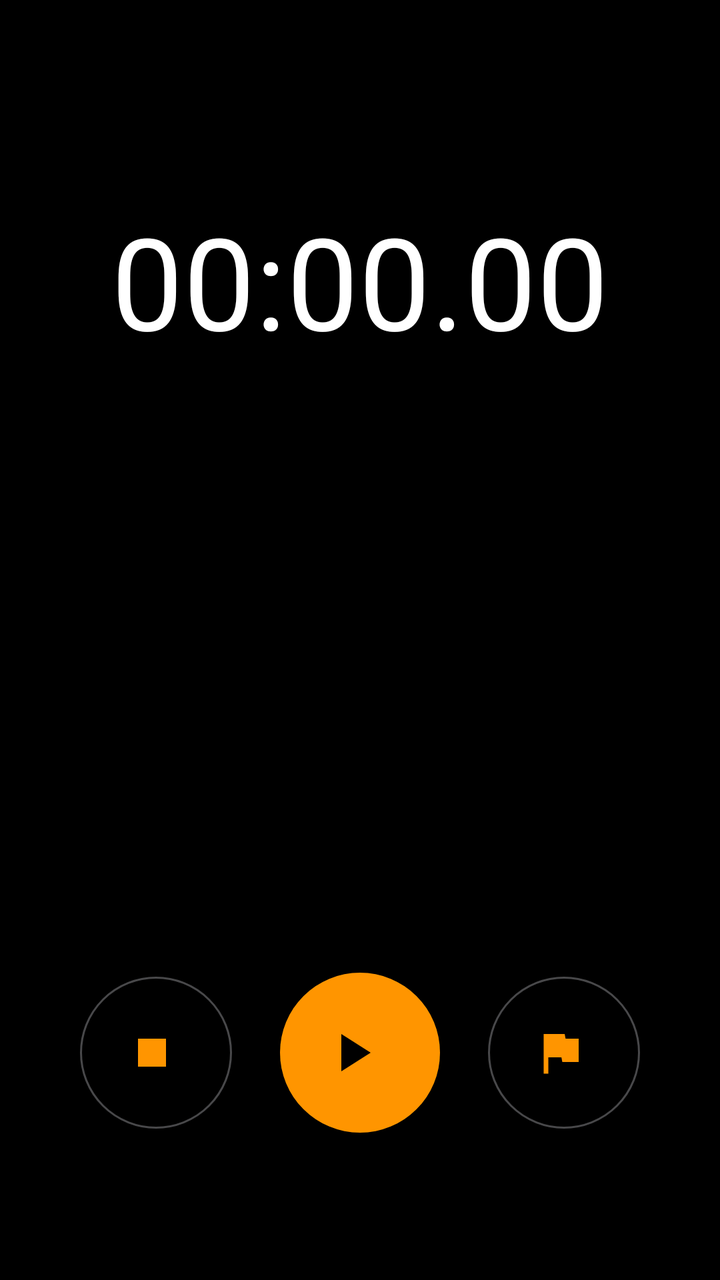
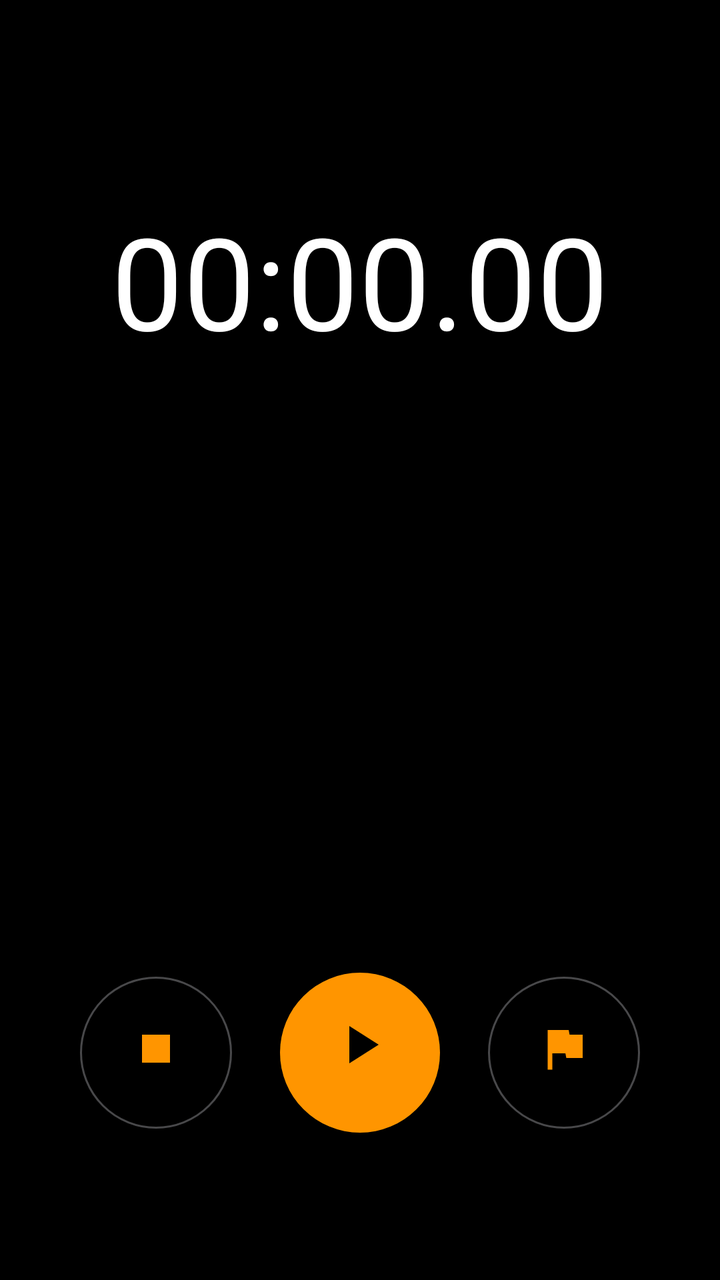

An Android layout rendered at two revisions. The XML below is the earlier revision; the diff shows what the commit changed to produce the second picture.
<!-- AndroidManifest.xml: application theme Theme.SleepAlarm -->
<!-- res/layout/fragment_stopwatch.xml -->
<?xml version="1.0" encoding="utf-8"?>
<LinearLayout xmlns:android="http://schemas.android.com/apk/res/android"
    xmlns:app="http://schemas.android.com/apk/res-auto"
    android:layout_width="match_parent"
    android:layout_height="match_parent"
    android:orientation="vertical"
    android:background="@color/background"
    android:gravity="center_horizontal"
    android:padding="24dp">

    <View android:layout_width="match_parent" android:layout_height="0dp" android:layout_weight="0.15" />

    
    <TextView
        android:id="@+id/tv_stopwatch_time"
        android:layout_width="wrap_content"
        android:layout_height="wrap_content"
        android:text="00:00.00"
        android:textSize="64sp"
        android:textColor="@color/text_primary"
        android:fontFamily="sans-serif-thin"
        android:textStyle="bold" />

    <View android:layout_width="match_parent" android:layout_height="0dp" android:layout_weight="0.15" />

    
    <ScrollView
        android:layout_width="match_parent"
        android:layout_height="0dp"
        android:layout_weight="0.4">

        <TextView
            android:id="@+id/tv_laps"
            android:layout_width="match_parent"
            android:layout_height="wrap_content"
            android:text=""
            android:textSize="16sp"
            android:textColor="@color/text_secondary"
            android:fontFamily="monospace"
            android:gravity="center" />
    </ScrollView>

    
    <LinearLayout
        android:layout_width="match_parent"
        android:layout_height="wrap_content"
        android:orientation="horizontal"
        android:gravity="center"
        android:layout_marginTop="32dp">

        <com.google.android.material.button.MaterialButton
            android:id="@+id/btn_stopwatch_reset"
            style="@style/Widget.Material3.Button.OutlinedButton"
            android:layout_width="76dp"
            android:layout_height="76dp"
            android:insetLeft="0dp"
            android:insetTop="0dp"
            android:insetRight="0dp"
            android:insetBottom="0dp"
            android:padding="0dp"
            app:icon="@drawable/ic_stop_square"
            app:iconSize="28dp"
            app:iconGravity="textStart"
            app:cornerRadius="38dp"
            app:strokeColor="@color/gray_light"
            android:layout_marginEnd="24dp" />

        <com.google.android.material.button.MaterialButton
            android:id="@+id/btn_stopwatch_start"
            android:layout_width="80dp"
            android:layout_height="80dp"
            android:insetLeft="0dp"
            android:insetTop="0dp"
            android:insetRight="0dp"
            android:insetBottom="0dp"
            android:padding="0dp"
            app:icon="@drawable/ic_play_triangle"
            app:iconSize="32dp"
            app:iconGravity="textStart"
            app:cornerRadius="40dp"
            app:backgroundTint="@color/primary"
            style="@style/Widget.Material3.Button"
            android:layout_marginEnd="24dp" />

        <com.google.android.material.button.MaterialButton
            android:id="@+id/btn_stopwatch_lap"
            style="@style/Widget.Material3.Button.OutlinedButton"
            android:layout_width="76dp"
            android:layout_height="76dp"
            android:insetLeft="0dp"
            android:insetTop="0dp"
            android:insetRight="0dp"
            android:insetBottom="0dp"
            android:padding="0dp"
            app:icon="@drawable/ic_lap_flag"
            app:iconSize="28dp"
            app:iconGravity="textStart"
            app:cornerRadius="38dp"
            app:strokeColor="@color/gray_light" />
    </LinearLayout>

    <View android:layout_width="match_parent" android:layout_height="0dp" android:layout_weight="0.1" />
</LinearLayout>
<!-- resources referenced by this layout -->
<resources>
  <color name="background">#000000</color>
  <color name="gray_light">#48484A</color>
  <color name="primary">#FF9500</color>
  <color name="text_primary">#FFFFFF</color>
  <color name="text_secondary">#8E8E93</color>
  <!-- drawable ic_lap_flag (drawable) -->
  <vector xmlns:android="http://schemas.android.com/apk/res/android"
      android:width="24dp"
      android:height="24dp"
      android:viewportWidth="24"
      android:viewportHeight="24">
      <path
          android:fillColor="#FFFFFF"
          android:pathData="M14.4,6L14,4H5v17h2v-7h5.6l0.4,2h7V6z" />
  </vector>
  <!-- drawable ic_play_triangle (drawable) -->
  <vector xmlns:android="http://schemas.android.com/apk/res/android"
      android:width="24dp"
      android:height="24dp"
      android:viewportWidth="24"
      android:viewportHeight="24">
      <path
          android:fillColor="#FFFFFF"
          android:pathData="M8,5v14l11,-7z" />
  </vector>
  <!-- drawable ic_stop_square (drawable) -->
  <vector xmlns:android="http://schemas.android.com/apk/res/android"
      android:width="24dp"
      android:height="24dp"
      android:viewportWidth="24"
      android:viewportHeight="24">
      <path
          android:fillColor="#FF3B30"
          android:pathData="M6,6h12v12H6z" />
  </vector>
  <style name="Theme.SleepAlarm" parent="Theme.Material3.Dark.NoActionBar">
          <item name="colorPrimary">@color/primary</item>
          <item name="colorOnPrimary">@color/on_primary</item>
          <item name="colorPrimaryContainer">@color/surface_light</item>
          <item name="colorOnPrimaryContainer">@color/primary</item>
          <item name="colorSecondary">@color/secondary</item>
          <item name="android:colorBackground">@color/background</item>
          <item name="colorOnBackground">@color/on_background</item>
          <item name="colorSurface">@color/surface</item>
          <item name="colorOnSurface">@color/on_surface</item>
          <item name="android:statusBarColor">@color/background</item>
          <item name="android:navigationBarColor">@color/background</item>
          <item name="android:windowLightStatusBar">false</item>
      </style>
  <color name="on_primary">#000000</color>
  <color name="surface_light">#2C2C2E</color>
  <color name="secondary">#FF9500</color>
  <color name="on_background">#FFFFFF</color>
  <color name="surface">#1C1C1E</color>
  <color name="on_surface">#FFFFFF</color>
</resources>

<!-- the commit's change to res/layout/fragment_stopwatch.xml (unified diff, before → after) -->
@@ -60,7 +60,7 @@
             android:padding="0dp"
             app:icon="@drawable/ic_stop_square"
             app:iconSize="28dp"
-            app:iconGravity="textStart"
+            app:iconGravity="textTop"
             app:cornerRadius="38dp"
             app:strokeColor="@color/gray_light"
             android:layout_marginEnd="24dp" />
@@ -76,7 +76,7 @@
             android:padding="0dp"
             app:icon="@drawable/ic_play_triangle"
             app:iconSize="32dp"
-            app:iconGravity="textStart"
+            app:iconGravity="textTop"
             app:cornerRadius="40dp"
             app:backgroundTint="@color/primary"
             style="@style/Widget.Material3.Button"
@@ -94,7 +94,7 @@
             android:padding="0dp"
             app:icon="@drawable/ic_lap_flag"
             app:iconSize="28dp"
-            app:iconGravity="textStart"
+            app:iconGravity="textTop"
             app:cornerRadius="38dp"
             app:strokeColor="@color/gray_light" />
     </LinearLayout>
